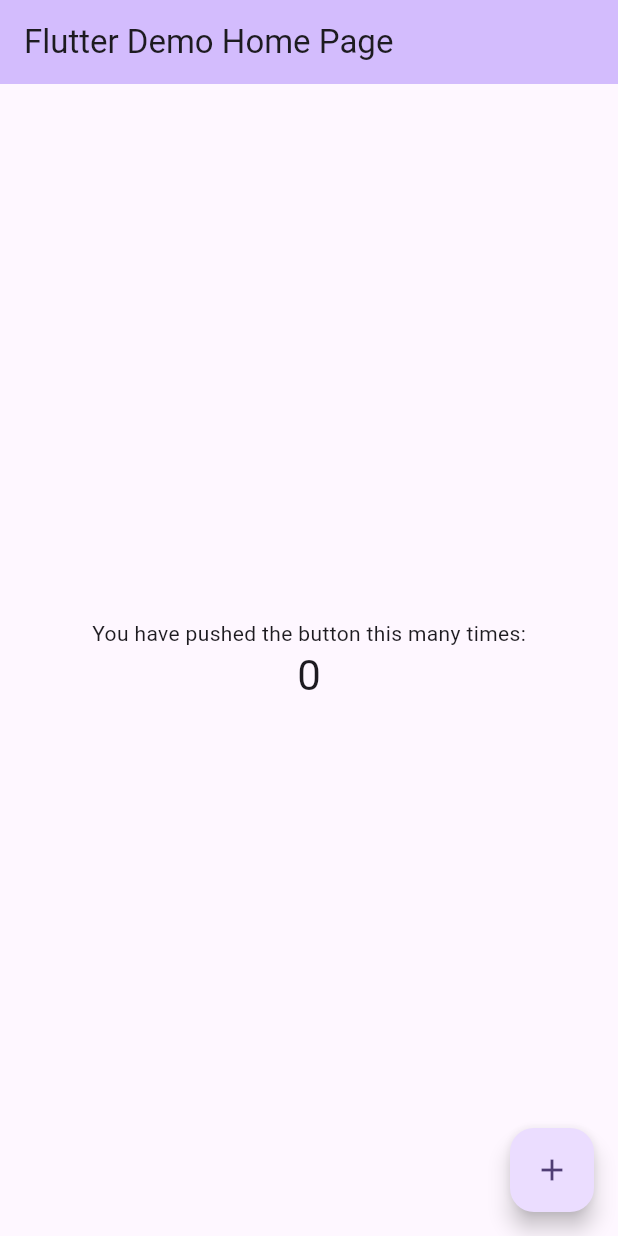
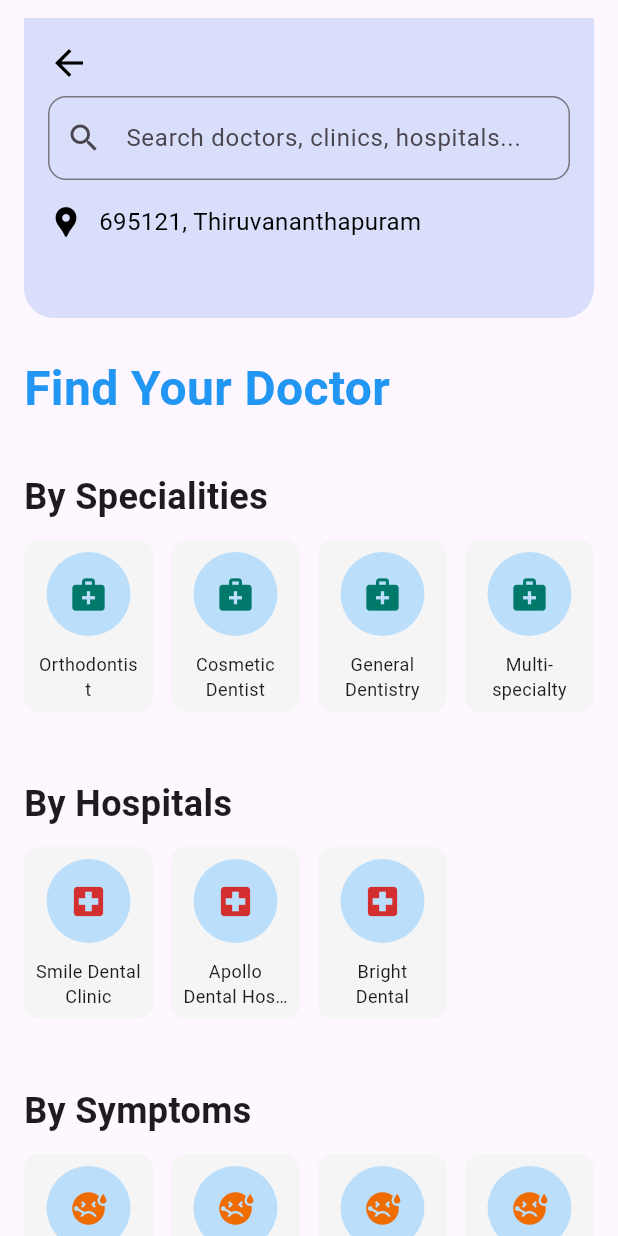
Before and after one commit to Zetrion/Synapse, a Flutter app: the screen it shows after launch, on a phone screen of 412 x 824 dp. Run offline on Flutter 3.47's test engine with Material 3 defaults, Android fonts, the phone set to English and light mode, and no system bars.

Commit message:
doctor selection page

```diff
--- a/synapse_dental_app/lib/main.dart
+++ b/synapse_dental_app/lib/main.dart
@@ -1,4 +1,5 @@
 import 'package:flutter/material.dart';
+import 'pages/booking_selection_page.dart';
 
 void main() {
   runApp(const MyApp());
@@ -7,116 +8,15 @@ void main() {
 class MyApp extends StatelessWidget {
   const MyApp({super.key});
 
-  // This widget is the root of your application.
   @override
   Widget build(BuildContext context) {
     return MaterialApp(
       title: 'Flutter Demo',
+      debugShowCheckedModeBanner: false,
       theme: ThemeData(
-        // This is the theme of your application.
-        //
-        // TRY THIS: Try running your application with "flutter run". You'll see
-        // the application has a purple toolbar. Then, without quitting the app,
-        // try changing the seedColor in the colorScheme below to Colors.green
-        // and then invoke "hot reload" (save your changes or press the "hot
-        // reload" button in a Flutter-supported IDE, or press "r" if you used
-        // the command line to start the app).
-        //
-        // Notice that the counter didn't reset back to zero; the application
-        // state is not lost during the reload. To reset the state, use hot
-        // restart instead.
-        //
-        // This works for code too, not just values: Most code changes can be
-        // tested with just a hot reload.
         colorScheme: ColorScheme.fromSeed(seedColor: Colors.deepPurple),
       ),
-      home: const MyHomePage(title: 'Flutter Demo Home Page'),
+      home:  BookingSelectionPage(),
     );
   }
 }
-
-class MyHomePage extends StatefulWidget {
-  const MyHomePage({super.key, required this.title});
-
-  // This widget is the home page of your application. It is stateful, meaning
-  // that it has a State object (defined below) that contains fields that affect
-  // how it looks.
-
-  // This class is the configuration for the state. It holds the values (in this
-  // case the title) provided by the parent (in this case the App widget) and
-  // used by the build method of the State. Fields in a Widget subclass are
-  // always marked "final".
-
-  final String title;
-
-  @override
-  State<MyHomePage> createState() => _MyHomePageState();
-}
-
-class _MyHomePageState extends State<MyHomePage> {
-  int _counter = 0;
-
-  void _incrementCounter() {
-    setState(() {
-      // This call to setState tells the Flutter framework that something has
-      // changed in this State, which causes it to rerun the build method below
-      // so that the display can reflect the updated values. If we changed
-      // _counter without calling setState(), then the build method would not be
-      // called again, and so nothing would appear to happen.
-      _counter++;
-    });
-  }
-
-  @override
-  Widget build(BuildContext context) {
-    // This method is rerun every time setState is called, for instance as done
-    // by the _incrementCounter method above.
-    //
-    // The Flutter framework has been optimized to make rerunning build methods
-    // fast, so that you can just rebuild anything that needs updating rather
-    // than having to individually change instances of widgets.
-    return Scaffold(
-      appBar: AppBar(
-        // TRY THIS: Try changing the color here to a specific color (to
-        // Colors.amber, perhaps?) and trigger a hot reload to see the AppBar
-        // change color while the other colors stay the same.
-        backgroundColor: Theme.of(context).colorScheme.inversePrimary,
-        // Here we take the value from the MyHomePage object that was created by
-        // the App.build method, and use it to set our appbar title.
-        title: Text(widget.title),
-      ),
-      body: Center(
-        // Center is a layout widget. It takes a single child and positions it
-        // in the middle of the parent.
-        child: Column(
-          // Column is also a layout widget. It takes a list of children and
-          // arranges them vertically. By default, it sizes itself to fit its
-          // children horizontally, and tries to be as tall as its parent.
-          //
-          // Column has various properties to control how it sizes itself and
-          // how it positions its children. Here we use mainAxisAlignment to
-          // center the children vertically; the main axis here is the vertical
-          // axis because Columns are vertical (the cross axis would be
-          // horizontal).
-          //
-          // TRY THIS: Invoke "debug painting" (choose the "Toggle Debug Paint"
-          // action in the IDE, or press "p" in the console), to see the
-          // wireframe for each widget.
-          mainAxisAlignment: MainAxisAlignment.center,
-          children: <Widget>[
-            const Text('You have pushed the button this many times:'),
-            Text(
-              '$_counter',
-              style: Theme.of(context).textTheme.headlineMedium,
-            ),
-          ],
-        ),
-      ),
-      floatingActionButton: FloatingActionButton(
-        onPressed: _incrementCounter,
-        tooltip: 'Increment',
-        child: const Icon(Icons.add),
-      ), // This trailing comma makes auto-formatting nicer for build methods.
-    );
-  }
-}
--- /dev/null
+++ b/synapse_dental_app/lib/pages/booking_selection_page.dart
@@ -0,0 +1,77 @@
+import 'package:flutter/material.dart';
+import '../widgets/header_part/header_section.dart';
+import '../widgets/booking_card.dart';
+
+class BookingSelectionPage extends StatefulWidget {
+  const BookingSelectionPage({super.key});
+
+  @override
+  State<BookingSelectionPage> createState() => _BookingSelectionPageState();
+}
+
+class _BookingSelectionPageState extends State<BookingSelectionPage> {
+  final List<String> specialities = [
+    'Orthodontist',
+    'Cosmetic Dentist',
+    'General Dentistry',
+    'Multi-specialty',
+  ];
+
+  final List<String> hospitals = [
+    'Smile Dental Clinic',
+    'Apollo Dental Hospital',
+    'Bright Dental',
+  ];
+
+  final List<String> symptoms = [
+    'Toothache',
+    'Bleeding Gums',
+    'Cavity',
+    'Braces',
+  ];
+
+  @override
+  Widget build(BuildContext context) {
+    return Scaffold(
+      body: SafeArea(
+        child: SingleChildScrollView(
+          padding: const EdgeInsets.symmetric(horizontal: 16, vertical: 12),
+          child: Column(
+            crossAxisAlignment: CrossAxisAlignment.start,
+            children: [
+              HeaderSection(
+                onChanged: (val) {
+                  // Handle search input if needed
+                },
+              ),
+              const SizedBox(height: 24),
+              const Text(
+                "Find Your Doctor",
+                style: TextStyle(
+                  fontSize: 32,
+                  fontWeight: FontWeight.bold,
+                  color: Colors.blue,
+                ),
+              ),
+              const SizedBox(height: 20),
+              CategoryGridSection(
+                title: "By Specialities",
+                data: specialities.map((e) => {'name': e}).toList(),
+              ),
+              const SizedBox(height: 20),
+              CategoryGridSection(
+                title: "By Hospitals",
+                data: hospitals.map((e) => {'name': e}).toList(),
+              ),
+              const SizedBox(height: 20),
+              CategoryGridSection(
+                title: "By Symptoms",
+                data: symptoms.map((e) => {'name': e}).toList(),
+              ),
+            ],
+          ),
+        ),
+      ),
+    );
+  }
+}
--- /dev/null
+++ b/synapse_dental_app/lib/widgets/booking_card.dart
@@ -0,0 +1,125 @@
+import 'package:flutter/material.dart';
+import 'details_page.dart';
+
+class CategoryGridSection extends StatefulWidget {
+  final String title;
+  final List<Map<String, String>> data;
+
+  const CategoryGridSection({
+    super.key,
+    required this.title,
+    required this.data,
+  });
+
+  @override
+  State<CategoryGridSection> createState() => _CategoryGridSectionState();
+}
+
+class _CategoryGridSectionState extends State<CategoryGridSection> {
+  bool showAll = false;
+
+  @override
+  Widget build(BuildContext context) {
+    final displayData = showAll ? widget.data : widget.data.take(8).toList();
+
+    return Padding(
+      padding: const EdgeInsets.symmetric(vertical: 12.0),
+      child: Column(
+        crossAxisAlignment: CrossAxisAlignment.start,
+        children: [
+          Text(
+            widget.title,
+            style: const TextStyle(
+              fontSize: 24,
+              fontWeight: FontWeight.bold,
+            ),
+          ),
+          const SizedBox(height: 12),
+          GridView.builder(
+            itemCount: displayData.length,
+            physics: const NeverScrollableScrollPhysics(),
+            shrinkWrap: true,
+            gridDelegate: SliverGridDelegateWithFixedCrossAxisCount(
+              crossAxisCount: MediaQuery.of(context).size.width > 600 ? 6 : 4,
+              crossAxisSpacing: 12,
+              mainAxisSpacing: 18,
+              childAspectRatio: 0.75, // slightly more space for text
+            ),
+            itemBuilder: (context, index) {
+              final item = displayData[index];
+              return GestureDetector(
+                onTap: () {
+                  Navigator.push(
+                    context,
+                    MaterialPageRoute(
+                      builder: (_) => DetailsPage(
+                        title: item['name']!,
+                        image: "",
+                      ),
+                    ),
+                  );
+                },
+                child: Container(
+                  padding: const EdgeInsets.all(8),
+                  decoration: BoxDecoration(
+                    color: Colors.grey.shade100,
+                    borderRadius: BorderRadius.circular(10),
+                  ),
+                  child: Column(
+                    mainAxisAlignment: MainAxisAlignment.start,
+                    children: [
+                      CircleAvatar(
+                        radius: 28,
+                        backgroundColor: Colors.blue.shade100,
+                        child: _getIconForItem(widget.title, item['name']!),
+                      ),
+                      const SizedBox(height: 10),
+                      Expanded(
+                        child: Center(
+                          child: Text(
+                            item['name']!,
+                            textAlign: TextAlign.center,
+                            style: const TextStyle(fontSize: 12),
+                            maxLines: 2,
+                            overflow: TextOverflow.ellipsis,
+                          ),
+                        ),
+                      ),
+                    ],
+                  ),
+                ),
+              );
+            },
+          ),
+          if (widget.data.length > 8)
+            Padding(
+              padding: const EdgeInsets.only(top: 8),
+              child: Center(
+                child: TextButton(
+                  onPressed: () {
+                    setState(() {
+                      showAll = !showAll;
+                    });
+                  },
+                  child: Text(showAll ? "View Less" : "View All"),
+                ),
+              ),
+            ),
+        ],
+      ),
+    );
+  }
+
+  Widget _getIconForItem(String category, String name) {
+    switch (category) {
+      case 'By Specialities':
+        return Icon(Icons.medical_services, color: Colors.teal.shade700, size: 26);
+      case 'By Hospitals':
+        return Icon(Icons.local_hospital, color: Colors.red.shade700, size: 26);
+      case 'By Symptoms':
+        return Icon(Icons.sick, color: Colors.orange.shade800, size: 26);
+      default:
+        return const Icon(Icons.help_outline);
+    }
+  }
+}
--- /dev/null
+++ b/synapse_dental_app/lib/widgets/details_page.dart
@@ -0,0 +1,34 @@
+import 'package:flutter/material.dart';
+
+class DetailsPage extends StatelessWidget {
+  final String title;
+  final String image;
+
+  const DetailsPage({
+    super.key,
+    required this.title,
+    required this.image,
+  });
+
+  @override
+  Widget build(BuildContext context) {
+    return Scaffold(
+      appBar: AppBar(
+        title: Text(title),
+      ),
+      body: Center(
+        child: Column(
+          mainAxisAlignment: MainAxisAlignment.center,
+          children: [
+            Image.asset(image),
+            const SizedBox(height: 16),
+            Text(
+              title,
+              style: const TextStyle(fontSize: 24, fontWeight: FontWeight.bold),
+            ),
+          ],
+        ),
+      ),
+    );
+  }
+}
--- /dev/null
+++ b/synapse_dental_app/lib/widgets/filter_chips.dart
@@ -0,0 +1,28 @@
+import 'package:flutter/material.dart';
+
+class FilterChipsWidget extends StatelessWidget {
+  final String selectedFilter;
+  final Function(String) onFilterSelected;
+
+  const FilterChipsWidget({
+    super.key,
+    required this.selectedFilter,
+    required this.onFilterSelected,
+  });
+
+  @override
+  Widget build(BuildContext context) {
+    final filters = ['All', 'Doctor', 'Clinic', 'Hospital'];
+
+    return Wrap(
+      spacing: 8,
+      children: filters.map((filter) {
+        return ChoiceChip(
+          label: Text(filter),
+          selected: selectedFilter == filter,
+          onSelected: (_) => onFilterSelected(filter),
+        );
+      }).toList(),
+    );
+  }
+}
--- /dev/null
+++ b/synapse_dental_app/lib/widgets/header_part/header_section.dart
@@ -0,0 +1,69 @@
+import 'package:flutter/material.dart';
+import 'package:synapse_dental_app/widgets/header_part/search_bar.dart';
+import 'location.dart';
+
+class HeaderSection extends StatelessWidget {
+  final ValueChanged<String> onChanged;
+
+  const HeaderSection({super.key, required this.onChanged});
+
+  @override
+  Widget build(BuildContext context) {
+    return Container(
+      width: double.infinity,
+      height: 200,
+      decoration: const BoxDecoration(
+        borderRadius: BorderRadius.only(
+          bottomLeft: Radius.circular(20),
+          bottomRight: Radius.circular(20),
+        ),
+        gradient: LinearGradient(
+          colors: [
+            Color(0xFFD9DFFA),
+            Color(0xFFD9DFFA),
+          ],
+          begin: Alignment.topLeft,
+          end: Alignment.bottomRight,
+        ),
+      ),
+      child: Stack(
+        children: [
+          Positioned.fill(
+            child: ClipRRect(
+              borderRadius: const BorderRadius.only(
+                bottomLeft: Radius.circular(20),
+                bottomRight: Radius.circular(20),
+              ),
+              child: Opacity(
+                opacity: 0.5,
+                // Uncomment and add your background image if needed
+                // child: Image.asset(
+                //   "assets/header_design.png",
+                //   fit: BoxFit.cover,
+                // ),
+              ),
+            ),
+          ),
+          Padding(
+            padding: const EdgeInsets.all(16),
+            child: Column(
+              crossAxisAlignment: CrossAxisAlignment.start,
+              children: [
+                const Row(
+                  mainAxisAlignment: MainAxisAlignment.start,
+                  children: [
+                    Icon(Icons.arrow_back, size: 28, color: Colors.black),
+                  ],
+                ),
+                const SizedBox(height: 8),
+                SearchBarWidget(onChanged: onChanged),
+                const SizedBox(height: 16),
+                const LocationSection(),
+              ],
+            ),
+          ),
+        ],
+      ),
+    );
+  }
+}
--- /dev/null
+++ b/synapse_dental_app/lib/widgets/header_part/location.dart
@@ -0,0 +1,19 @@
+import 'package:flutter/material.dart';
+
+class LocationSection extends StatelessWidget {
+  const LocationSection({super.key});
+
+  @override
+  Widget build(BuildContext context) {
+    return Row(
+      children: const [
+        Icon(Icons.location_pin, color: Colors.black),
+        SizedBox(width: 10),
+        Text(
+          "695121, Thiruvananthapuram",
+          style: TextStyle(color: Colors.black, fontSize: 16),
+        ),
+      ],
+    );
+  }
+}
--- /dev/null
+++ b/synapse_dental_app/lib/widgets/header_part/search_bar.dart
@@ -0,0 +1,18 @@
+import 'package:flutter/material.dart';
+
+class SearchBarWidget extends StatelessWidget {
+  final ValueChanged<String> onChanged;
+  const SearchBarWidget({super.key, required this.onChanged});
+
+  @override
+  Widget build(BuildContext context) {
+    return TextField(
+      onChanged: onChanged,
+      decoration: InputDecoration(
+        hintText: 'Search doctors, clinics, hospitals...',
+        prefixIcon: const Icon(Icons.search),
+        border: OutlineInputBorder(borderRadius: BorderRadius.circular(12)),
+      ),
+    );
+  }
+}
```
